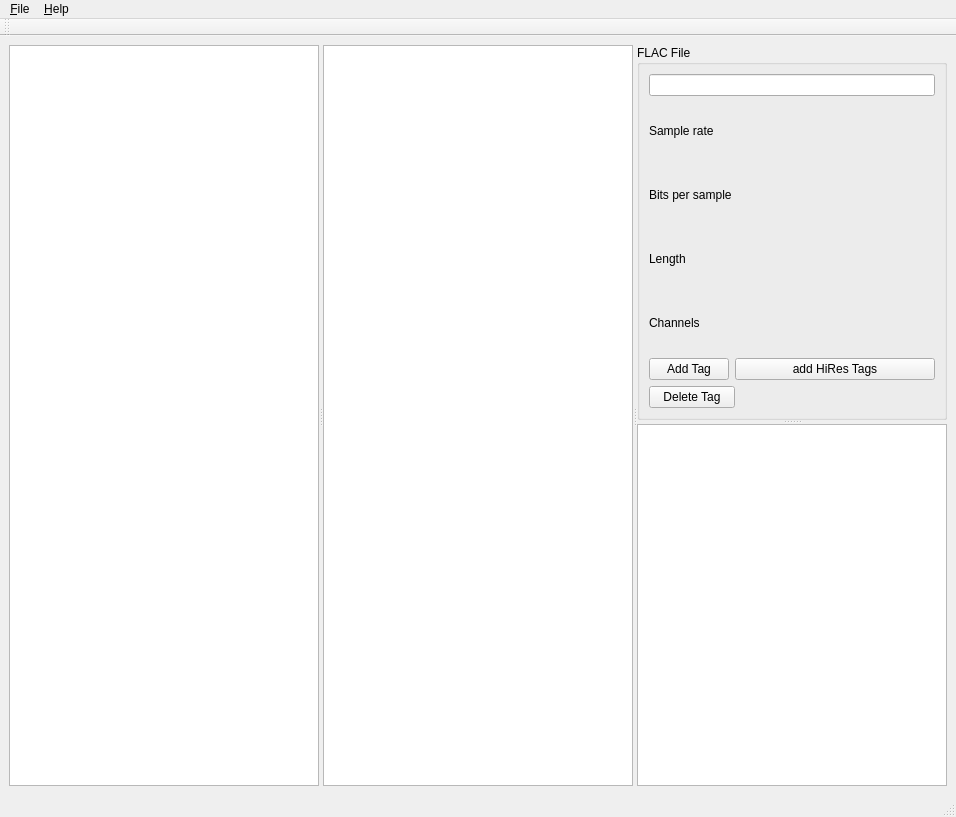
Qt form flactag_gui.ui (eehmke/flactag) before a commit.
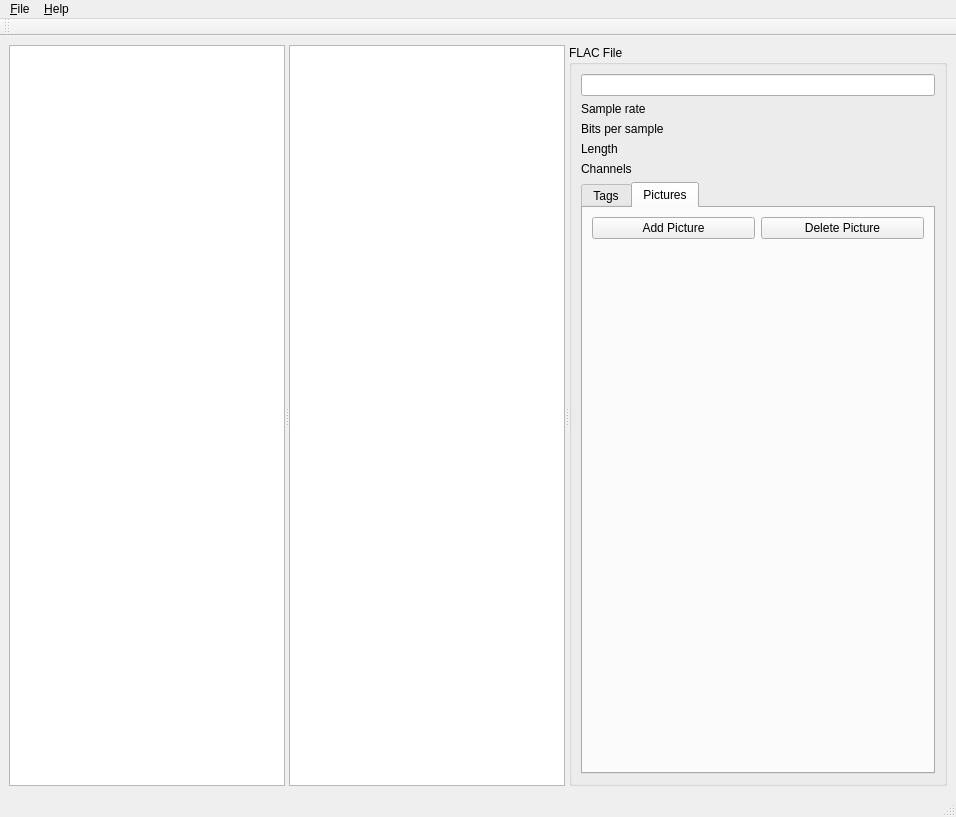
The same form after that commit.

Commit message: cover art display added

```diff
--- a/flactag_gui.ui
+++ b/flactag_gui.ui
@@ -14,18 +14,14 @@
    <string>FLAC Tagger</string>
   </property>
   <widget class="QWidget" name="centralwidget">
-   <layout class="QVBoxLayout" name="verticalLayout_2">
-    <item>
+   <layout class="QGridLayout" name="gridLayout">
+    <item row="0" column="0">
      <widget class="QSplitter" name="splitter">
       <property name="orientation">
        <enum>Qt::Horizontal</enum>
       </property>
       <widget class="QTreeView" name="dirTreeView"/>
       <widget class="QListView" name="fileListView"/>
-      <widget class="QSplitter" name="splitter_2">
-       <property name="orientation">
-        <enum>Qt::Vertical</enum>
-       </property>
        <widget class="QGroupBox" name="groupBox">
         <property name="locale">
          <locale language="English" country="UnitedStates"/>
@@ -33,7 +29,9 @@
         <property name="title">
          <string>FLAC File</string>
         </property>
-        <layout class="QVBoxLayout" name="verticalLayout">
+       <layout class="QVBoxLayout" name="verticalLayout_4">
+        <item>
+         <layout class="QVBoxLayout" name="verticalLayout_2">
          <item>
           <widget class="QLineEdit" name="fileNameEdit"/>
          </item>
@@ -59,7 +57,7 @@
           </widget>
          </item>
          <item>
-          <layout class="QHBoxLayout" name="horizontalLayout">
+           <layout class="QHBoxLayout" name="horizontalLayout_3">
            <item>
             <widget class="QLabel" name="channelsLabel">
              <property name="text">
@@ -76,8 +74,23 @@
            </item>
           </layout>
          </item>
+         </layout>
+        </item>
          <item>
-          <layout class="QGridLayout" name="gridLayout">
+         <widget class="QTabWidget" name="tabWidget">
+          <property name="locale">
+           <locale language="English" country="UnitedStates"/>
+          </property>
+          <property name="currentIndex">
+           <number>1</number>
+          </property>
+          <widget class="QWidget" name="tab">
+           <attribute name="title">
+            <string>Tags</string>
+           </attribute>
+           <layout class="QVBoxLayout" name="verticalLayout">
+            <item>
+             <layout class="QGridLayout" name="gridLayout_2">
            <item row="0" column="0">
             <widget class="QPushButton" name="buttonAdd">
              <property name="toolTip">
@@ -115,17 +128,67 @@
              </property>
              <property name="sizeHint" stdset="0">
               <size>
-               <width>40</width>
-               <height>20</height>
+                  <width>212</width>
+                  <height>18</height>
               </size>
              </property>
             </spacer>
            </item>
           </layout>
          </item>
-        </layout>
-       </widget>
+            <item>
        <widget class="QTableView" name="tagListView"/>
+            </item>
+           </layout>
+          </widget>
+          <widget class="QWidget" name="tab_2">
+           <attribute name="title">
+            <string>Pictures</string>
+           </attribute>
+           <layout class="QGridLayout" name="gridLayout_3">
+            <item row="0" column="0">
+             <layout class="QVBoxLayout" name="verticalLayout_3">
+              <item>
+               <layout class="QHBoxLayout" name="horizontalLayout_2">
+                <item>
+                 <widget class="QPushButton" name="buttonAddPicture">
+                  <property name="text">
+                   <string>Add Picture</string>
+                  </property>
+                 </widget>
+                </item>
+                <item>
+                 <widget class="QPushButton" name="buttonDeletePicture">
+                  <property name="text">
+                   <string>Delete Picture</string>
+                  </property>
+                 </widget>
+                </item>
+               </layout>
+              </item>
+              <item>
+               <widget class="QLabel" name="labelPicture">
+                <property name="sizePolicy">
+                 <sizepolicy hsizetype="Expanding" vsizetype="Expanding">
+                  <horstretch>0</horstretch>
+                  <verstretch>0</verstretch>
+                 </sizepolicy>
+                </property>
+                <property name="scaledContents">
+                 <bool>false</bool>
+                </property>
+                <property name="alignment">
+                 <set>Qt::AlignLeading|Qt::AlignLeft|Qt::AlignTop</set>
+                </property>
+               </widget>
+              </item>
+             </layout>
+            </item>
+           </layout>
+          </widget>
+         </widget>
+        </item>
+       </layout>
       </widget>
      </widget>
     </item>
```
Lines whose indentation alone changed are shown as unchanged. The commit also changes 2 other files.
